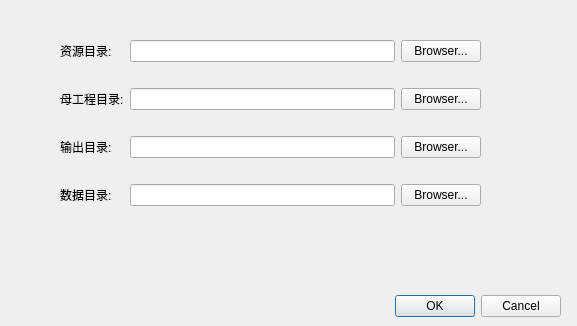
trarck/repack-qt, file src/repack/newprojectdialog.ui: the form before one commit.
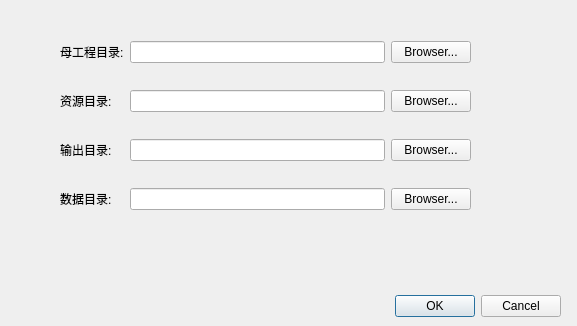
The form after the commit.

```diff
--- a/src/repack/newprojectdialog.ui
+++ b/src/repack/newprojectdialog.ui
@@ -34,8 +34,8 @@
     <rect>
      <x>60</x>
      <y>20</y>
-     <width>421</width>
-     <height>208</height>
+     <width>411</width>
+     <height>211</height>
     </rect>
    </property>
    <layout class="QGridLayout" name="normalContent">
@@ -48,27 +48,37 @@
     <item row="2" column="2">
      <widget class="QLineEdit" name="outputDirectoryEdit"/>
     </item>
-    <item row="0" column="3">
-     <widget class="QPushButton" name="rdBrowseButton">
+    <item row="1" column="1">
+     <widget class="QLabel" name="resourceDirectoryLabel">
       <property name="text">
-       <string>Browser...</string>
+       <string>资源目录:</string>
       </property>
      </widget>
     </item>
     <item row="1" column="2">
+     <widget class="QLineEdit" name="resourceDirectoryEdit"/>
+    </item>
+    <item row="0" column="2">
      <widget class="QLineEdit" name="projectDirectoryEdit"/>
     </item>
-    <item row="1" column="3">
+    <item row="2" column="3">
+     <widget class="QPushButton" name="odBrowseButton">
+      <property name="text">
+       <string>Browser...</string>
+      </property>
+     </widget>
+    </item>
+    <item row="0" column="3">
      <widget class="QPushButton" name="pdBrowseButton">
       <property name="text">
        <string>Browser...</string>
       </property>
      </widget>
     </item>
-    <item row="1" column="1">
-     <widget class="QLabel" name="projectDirectoryLabel">
+    <item row="1" column="3">
+     <widget class="QPushButton" name="rdBrowseButton">
       <property name="text">
-       <string>母工程目录:</string>
+       <string>Browser...</string>
       </property>
      </widget>
     </item>
@@ -79,30 +89,10 @@
       </property>
      </widget>
     </item>
-    <item row="3" column="2">
-     <widget class="QLineEdit" name="dataDirectoryEdit"/>
-    </item>
-    <item row="0" column="2">
-     <widget class="QLineEdit" name="resourceDirectoryEdit"/>
-    </item>
     <item row="0" column="1">
-     <widget class="QLabel" name="resourceDirectoryLabel">
+     <widget class="QLabel" name="projectDirectoryLabel">
       <property name="text">
-       <string>资源目录:</string>
-      </property>
-     </widget>
-    </item>
-    <item row="3" column="3">
-     <widget class="QPushButton" name="ddBrowseButton">
-      <property name="text">
-       <string>Browser...</string>
-      </property>
-     </widget>
-    </item>
-    <item row="2" column="3">
-     <widget class="QPushButton" name="odBrowseButton">
-      <property name="text">
-       <string>Browser...</string>
+       <string>母工程目录:</string>
       </property>
      </widget>
     </item>
@@ -113,6 +103,16 @@
       </property>
      </widget>
     </item>
+    <item row="3" column="2">
+     <widget class="QLineEdit" name="dataDirectoryEdit"/>
+    </item>
+    <item row="3" column="3">
+     <widget class="QPushButton" name="ddBrowseButton">
+      <property name="text">
+       <string>Browser...</string>
+      </property>
+     </widget>
+    </item>
    </layout>
   </widget>
  </widget>
```
